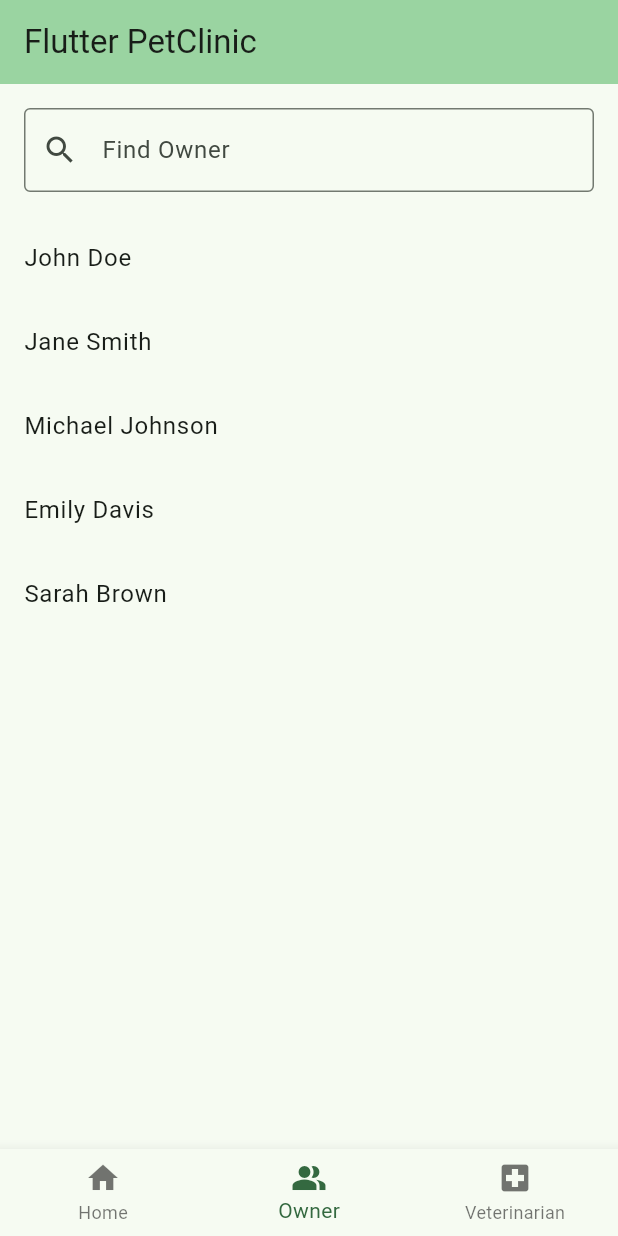
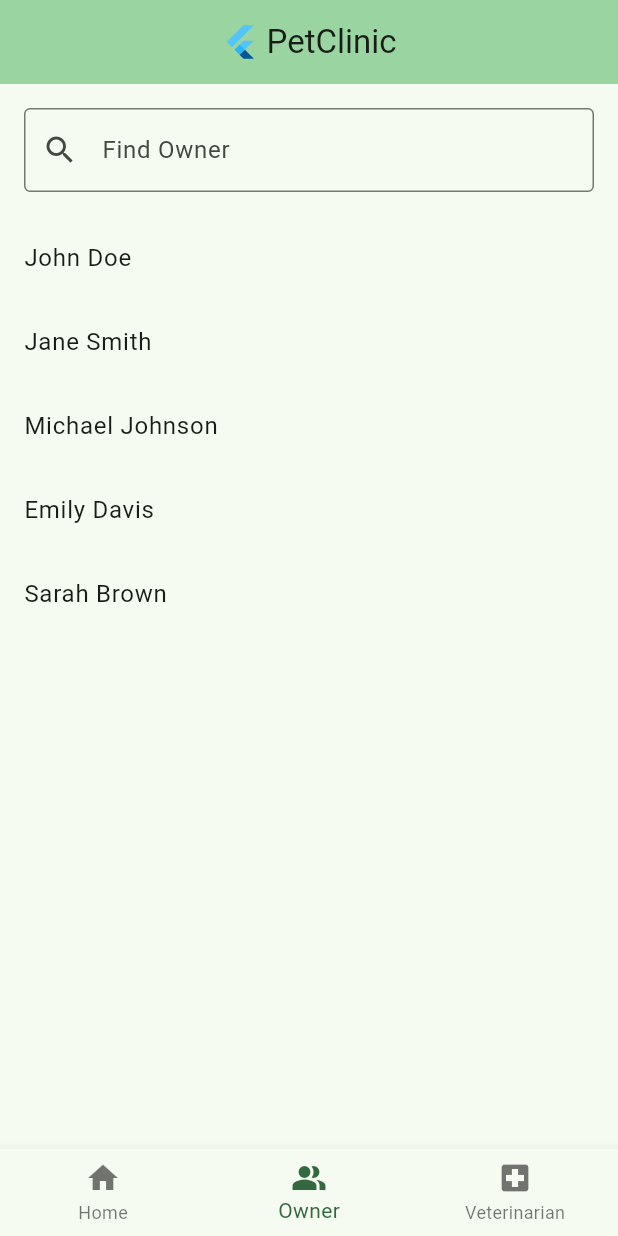
Before and after one commit to dcfrancisco/flutter-petclinic, a Flutter app: the screen it shows after launch, item 2 of the bottom bar chosen, on a phone screen of 412 x 824 dp. Run offline on Flutter 3.47's test engine with Material 3 defaults, Android fonts, the phone set to English and light mode, and no system bars.

Commit message:
Refactor main app structure and update home page title

```diff
--- a/lib/main.dart
+++ b/lib/main.dart
@@ -4,17 +4,3 @@ import 'package:flutter_petclinic/petclinic_app.dart';
 void main() {
   runApp(const PetClinicApp());
 }
-
-class MyApp extends StatelessWidget {
-  const MyApp({super.key});
-
-  @override
-  Widget build(BuildContext context) {
-    return MaterialApp(
-      theme: ThemeData(
-        colorScheme: ColorScheme.fromSeed(seedColor: Colors.deepPurple),
-        useMaterial3: true,
-      ),
-    );
-  }
-}
--- a/lib/petclinic_app.dart
+++ b/lib/petclinic_app.dart
@@ -8,14 +8,13 @@ class PetClinicApp extends StatelessWidget {
   Widget build(BuildContext context) {
     return MaterialApp(
       debugShowCheckedModeBanner: false,
-      title: "Flutter PetClinic",
       theme: ThemeData(
         colorScheme: ColorScheme.fromSeed(
           seedColor: const Color.fromARGB(255, 101, 123, 102),
         ),
         useMaterial3: true,
       ),
-      home: MyHomePage(title: "Flutter PetClinic"),
+      home: const MyHomePage(title: "PetClinic"),
     );
   }
 }
--- a/lib/widgets/my_home_page.dart
+++ b/lib/widgets/my_home_page.dart
@@ -14,8 +14,8 @@ class MyHomePage extends StatefulWidget {
 class _MyHomePageState extends State<MyHomePage> {
   static final List<Widget> _widgetOptions = <Widget>[
     HomePage(),
-    FindOwner(),
-    Center(child: Text('Veterinarian')),
+    const FindOwner(),
+    const Center(child: Text('Veterinarian')),
   ];
 
   int _selectedIndex = 0;
@@ -31,10 +31,16 @@ class _MyHomePageState extends State<MyHomePage> {
     return Scaffold(
       appBar: AppBar(
         backgroundColor: Theme.of(context).colorScheme.inversePrimary,
-        title: Text(widget.title),
+        title: Row(
+          mainAxisAlignment: MainAxisAlignment.center,
+          children: [
+            const FlutterLogo(size: 25),
+            const SizedBox(width: 5),
+            Text(widget.title),
+          ],
+        ),
       ),
       body: _widgetOptions.elementAt(_selectedIndex),
-
       bottomNavigationBar: BottomNavigationBar(
         currentIndex: _selectedIndex,
         onTap: _onItemTapped,
```
